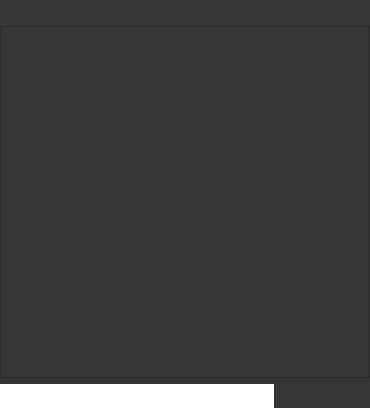
Old version of the form client/gui/livejamming/app/conversationset.ui in the repository sush/Live-Jamming.
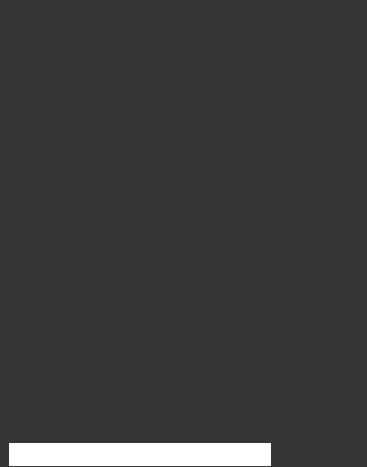
New version of the form. Icons and pictures are not drawn.

```diff
--- a/client/gui/livejamming/app/conversationset.ui
+++ b/client/gui/livejamming/app/conversationset.ui
@@ -6,8 +6,8 @@
    <rect>
     <x>0</x>
     <y>0</y>
-    <width>370</width>
-    <height>408</height>
+    <width>367</width>
+    <height>467</height>
    </rect>
   </property>
   <property name="sizePolicy">
@@ -36,7 +36,7 @@
   </property>
   <layout class="QGridLayout" name="gridLayout">
    <property name="leftMargin">
-    <number>0</number>
+    <number>9</number>
    </property>
    <property name="topMargin">
     <number>6</number>
@@ -47,14 +47,13 @@
    <property name="bottomMargin">
     <number>0</number>
    </property>
+   <property name="horizontalSpacing">
+    <number>6</number>
+   </property>
+   <property name="verticalSpacing">
+    <number>0</number>
+   </property>
    <item row="0" column="0" colspan="2">
-    <widget class="QLabel" name="label">
-     <property name="text">
-      <string/>
-     </property>
-    </widget>
-   </item>
-   <item row="1" column="0" colspan="2">
     <widget class="QTextEdit" name="display">
      <property name="minimumSize">
       <size>
@@ -72,6 +71,7 @@
       <string notr="true">#display{
 background-color:#363636;
 color:white;
+border:none;
 }</string>
      </property>
      <property name="undoRedoEnabled">
@@ -82,39 +82,24 @@
      </property>
     </widget>
    </item>
-   <item row="2" column="1">
-    <widget class="QPushButton" name="send">
-     <property name="styleSheet">
-      <string notr="true">#send {
-background:url(:/images/btn_send.png) no-repeat transparent;
-padding: 5px;
-border:none;
-min-width: 80px;
-}
-#send:hover {
-background:url(:/images/btn_send_hover.png) no-repeat transparent;
-padding: 5px;
-border:none;
-min-width: 80px;
-}
-#send:pressed {
-background:url(:/images/btn_send.png) no-repeat transparent;
-padding: 5px;
-border:none;
-min-width: 80px;
-}</string>
-     </property>
-     <property name="text">
-      <string/>
-     </property>
-    </widget>
-   </item>
-   <item row="2" column="0">
+   <item row="1" column="0">
     <widget class="QLineEdit" name="input">
+     <property name="sizePolicy">
+      <sizepolicy hsizetype="Fixed" vsizetype="Fixed">
+       <horstretch>0</horstretch>
+       <verstretch>0</verstretch>
+      </sizepolicy>
+     </property>
+     <property name="minimumSize">
+      <size>
+       <width>200</width>
+       <height>23</height>
+      </size>
+     </property>
      <property name="maximumSize">
       <size>
-       <width>501</width>
-       <height>24</height>
+       <width>435</width>
+       <height>23</height>
       </size>
      </property>
      <property name="styleSheet">
@@ -126,6 +111,75 @@
      </property>
     </widget>
    </item>
+   <item row="1" column="1" rowspan="2">
+    <widget class="QPushButton" name="send">
+     <property name="sizePolicy">
+      <sizepolicy hsizetype="Fixed" vsizetype="Fixed">
+       <horstretch>0</horstretch>
+       <verstretch>0</verstretch>
+      </sizepolicy>
+     </property>
+     <property name="minimumSize">
+      <size>
+       <width>0</width>
+       <height>0</height>
+      </size>
+     </property>
+     <property name="maximumSize">
+      <size>
+       <width>76</width>
+       <height>24</height>
+      </size>
+     </property>
+     <property name="sizeIncrement">
+      <size>
+       <width>0</width>
+       <height>0</height>
+      </size>
+     </property>
+     <property name="baseSize">
+      <size>
+       <width>0</width>
+       <height>0</height>
+      </size>
+     </property>
+     <property name="cursor">
+      <cursorShape>PointingHandCursor</cursorShape>
+     </property>
+     <property name="autoFillBackground">
+      <bool>false</bool>
+     </property>
+     <property name="styleSheet">
+      <string notr="true">#send {
+background:url(:/images/btn_send.png) no-repeat transparent;
+padding: 5px;
+border:none;
+min-width: 80px;
+}
+#send:hover {
+background:url(:/images/btn_send_hover.png) no-repeat transparent;
+padding: 5px;
+border:none;
+min-width: 80px;
+}
+#send:pressed {
+background:url(:/images/btn_send.png) no-repeat transparent;
+padding: 5px;
+border:none;
+min-width: 80px;
+}</string>
+     </property>
+     <property name="text">
+      <string/>
+     </property>
+     <property name="iconSize">
+      <size>
+       <width>16</width>
+       <height>16</height>
+      </size>
+     </property>
+    </widget>
+   </item>
   </layout>
  </widget>
  <resources>
```
